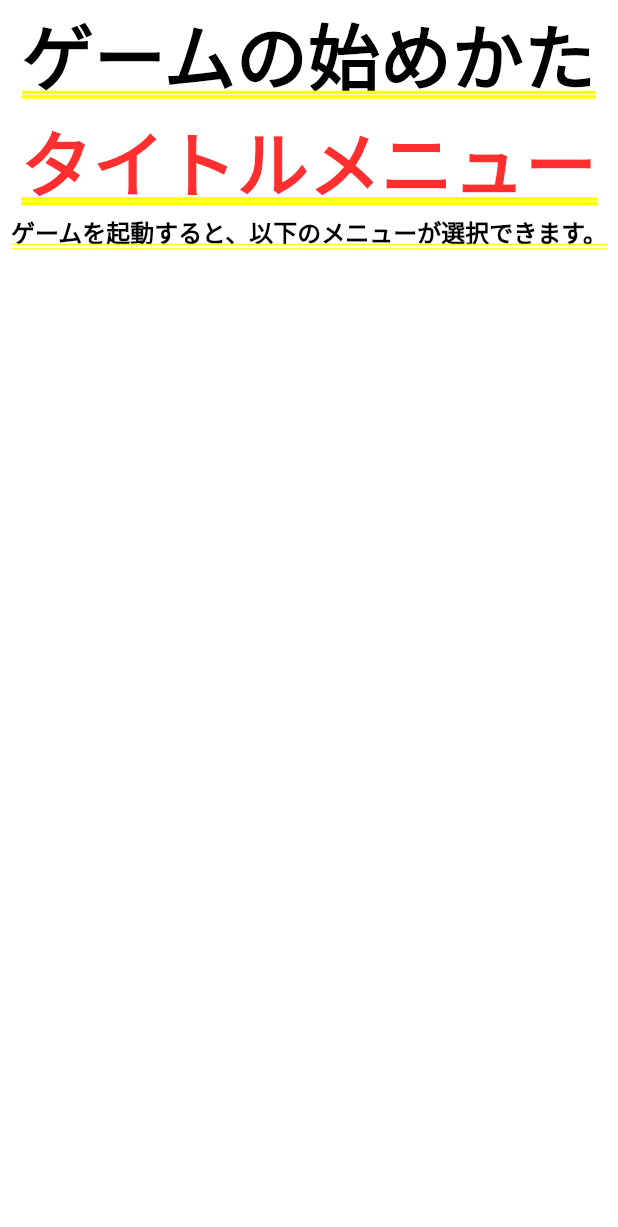
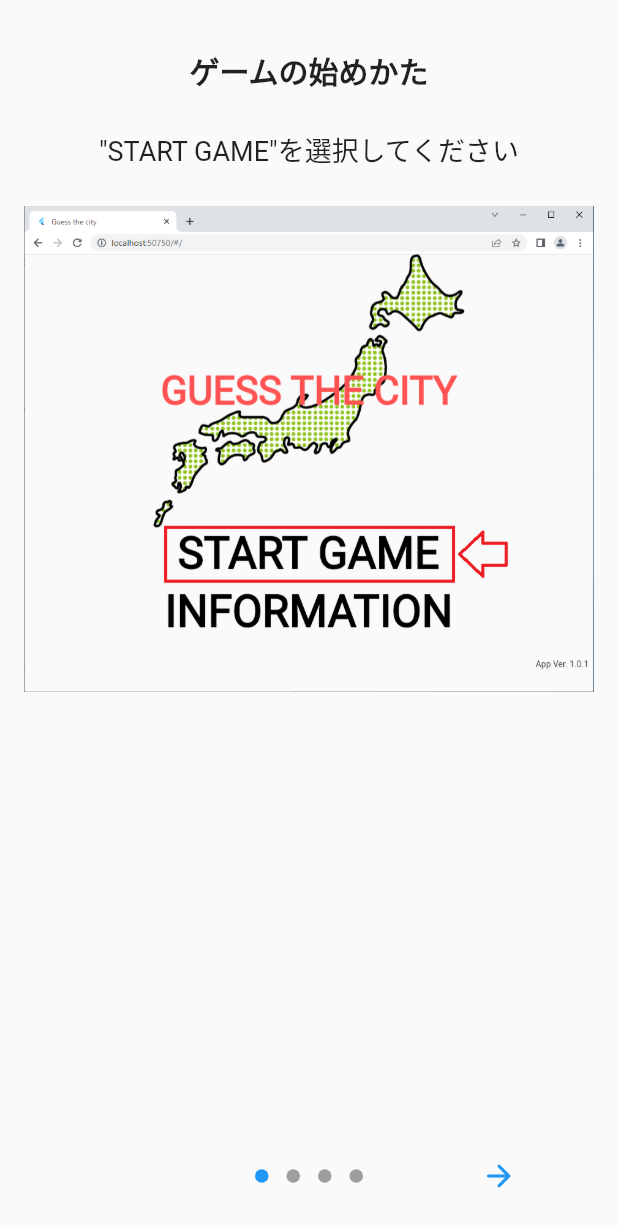
Before and after one commit to rtomooka/guess_the_city, a Flutter app: the InformationScreen screen opened by its route, on a phone screen of 412 x 824 dp. Shown: the top 1227 px of the screen. Run offline on Flutter 3.47's test engine with Material 2 defaults, Android fonts, the phone set to English and light mode, and no system bars; drawn by our look-alikes of introduction_screen; our stand-ins replace flutter_hooks, flutter_riverpod, freezed_annotation, go_router, package_info_plus, path_drawing; project files that could hold a hidden picture were left out.

Commit message:
説明画面を追加

```diff
--- a/lib/gen/assets.gen.dart
+++ b/lib/gen/assets.gen.dart
@@ -12,12 +12,29 @@ import 'package:flutter/widgets.dart';
 class $AssetsImageGen {
   const $AssetsImageGen();
 
+  /// File path: assets/image/introduction_1.png
+  AssetGenImage get introduction1 =>
+      const AssetGenImage('assets/image/introduction_1.png');
+
+  /// File path: assets/image/introduction_2.png
+  AssetGenImage get introduction2 =>
+      const AssetGenImage('assets/image/introduction_2.png');
+
+  /// File path: assets/image/introduction_3.png
+  AssetGenImage get introduction3 =>
+      const AssetGenImage('assets/image/introduction_3.png');
+
+  /// File path: assets/image/introduction_4.png
+  AssetGenImage get introduction4 =>
+      const AssetGenImage('assets/image/introduction_4.png');
+
   /// File path: assets/image/japan_color.png
   AssetGenImage get japanColor =>
       const AssetGenImage('assets/image/japan_color.png');
 
   /// List of all assets
-  List<AssetGenImage> get values => [japanColor];
+  List<AssetGenImage> get values =>
+      [introduction1, introduction2, introduction3, introduction4, japanColor];
 }
 
 class $AssetsMapsGen {
--- a/lib/view/information_screen.dart
+++ b/lib/view/information_screen.dart
@@ -1,27 +1,54 @@
 import 'package:flutter/material.dart';
+import 'package:go_router/go_router.dart';
+import 'package:guess_the_city/gen/assets.gen.dart';
+import 'package:introduction_screen/introduction_screen.dart';
 
 class InformationScreen extends StatelessWidget {
   const InformationScreen({super.key});
 
   @override
   Widget build(BuildContext context) {
-    return Column(
-      children: [
-        Text(
-          'ゲームの始めかた',
-          style: TextStyle(
-            color: Colors.black,
+    return Scaffold(
+      body: SafeArea(
+        child: IntroductionScreen(
+          scrollPhysics: const BouncingScrollPhysics(),
+          pages: [
+            PageViewModel(
+              reverse: true,
+              title: 'ゲームの始めかた',
+              body: '"START GAME"を選択してください',
+              footer: Image.asset(Assets.image.introduction1.path),
+            ),
+            PageViewModel(
+              title: '遊び方',
+              body: '画面上に表示される市を地図から選択してください',
+              footer: Image.asset(Assets.image.introduction2.path),
+            ),
+            PageViewModel(
+              title: '遊び方',
+              body: '正解すると白に変わります',
+              footer: Image.asset(Assets.image.introduction3.path),
+            ),
+            PageViewModel(
+              title: '終わり方',
+              body: 'ゲームを終了するときは、ブラウザを閉じてください',
+              footer: Image.asset(Assets.image.introduction4.path),
+            ),
+          ],
+          onDone: () {
+            GoRouter.of(context).pop();
+          },
+          showBackButton: true,
+          next: const Icon(Icons.arrow_forward_rounded),
+          back: const Icon(Icons.arrow_back_outlined),
+          done: const Text(
+            '先頭にもどる',
+            style: TextStyle(
+              fontWeight: FontWeight.bold,
+            ),
           ),
         ),
-        Text('タイトルメニュー'),
-        Text(
-          'ゲームを起動すると、以下のメニューが選択できます。',
-          style: TextStyle(
-            color: Colors.black,
-            fontSize: 16.0,
-          ),
-        ),
-      ],
+      ),
     );
   }
 }
--- a/pubspec.yaml
+++ b/pubspec.yaml
@@ -44,6 +44,7 @@ dependencies:
   flutter_animate: ^4.1.1+1
   package_info_plus: ^4.0.2
   flutter_hooks: ^0.20.0
+  introduction_screen: ^3.1.11
 
 dev_dependencies:
   flutter_test:
@@ -77,6 +78,10 @@ flutter:
    - assets/maps/sample.drawio.svg
    - assets/maps/Japan_template_large.svg
    - assets/image/japan_color.png
+   - assets/image/introduction_1.png
+   - assets/image/introduction_2.png
+   - assets/image/introduction_3.png
+   - assets/image/introduction_4.png
 
   # An image asset can refer to one or more resolution-specific "variants", see
   # https://flutter.dev/assets-and-images/#resolution-aware
```
Also changed, not shown: assets/image/introduction_1.png (added), assets/image/introduction_2.png (added), assets/image/introduction_3.png (added), assets/image/introduction_4.png (added).
